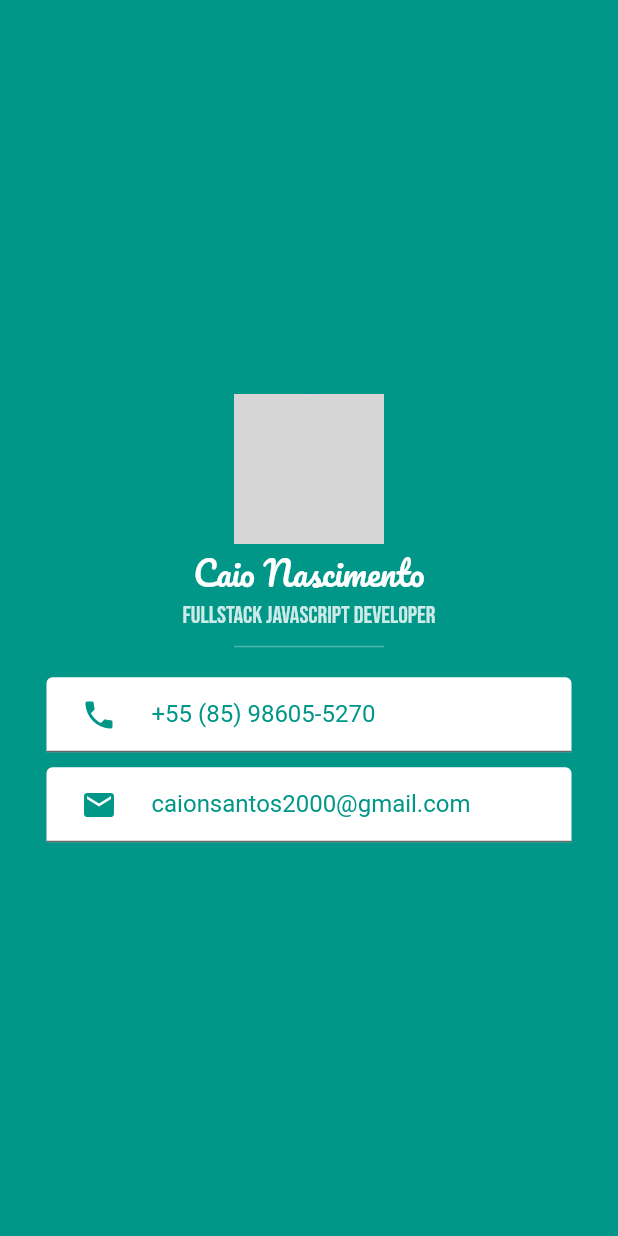
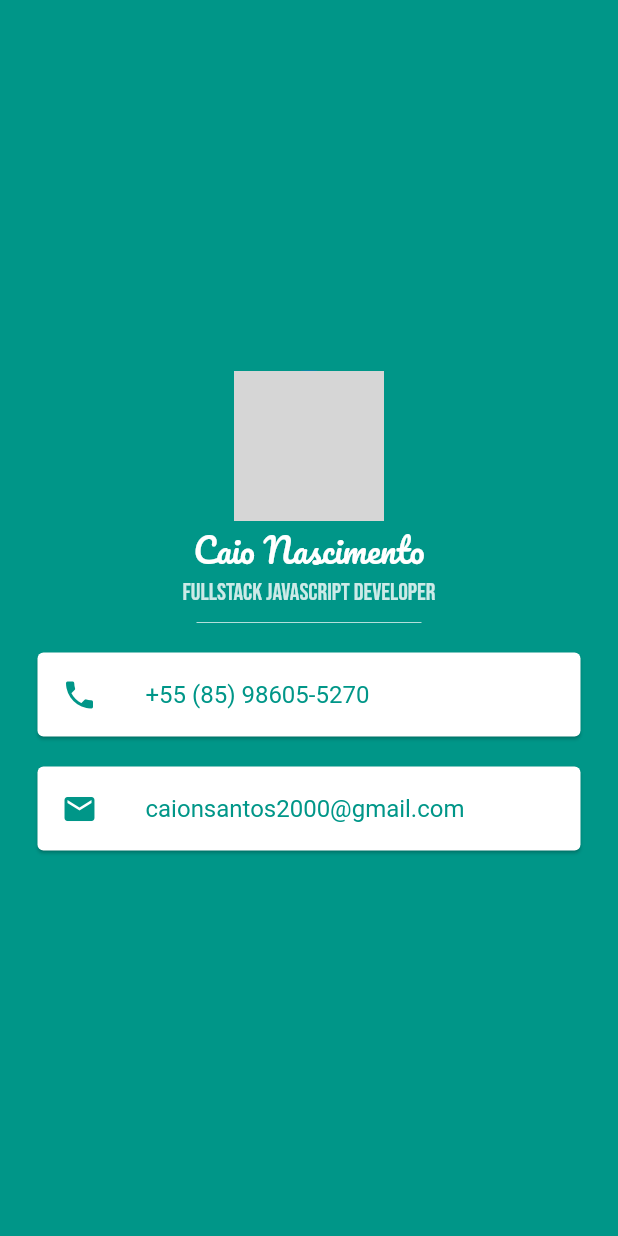
Before and after one commit to caions/my_card_flutter, a Flutter app: the screen it shows after launch, on a phone screen of 412 x 824 dp. Run offline on Flutter 3.47's test engine with Material 2 defaults, Android fonts, the phone set to English and light mode, and no system bars; network calls fail; grey boxes are pictures that could not be loaded.

Commit message:
refactor card widget

```diff
--- a/lib/main.dart
+++ b/lib/main.dart
@@ -12,15 +12,16 @@ class MyCard extends StatelessWidget {
   @override
   Widget build(BuildContext context) {
     return MaterialApp(
-      home: Scaffold(
+      home: SafeArea(
+        child: Scaffold(
           backgroundColor: Colors.teal,
           body: Column(
             mainAxisAlignment: MainAxisAlignment.center,
             children: [
               const CircleAvatar(
                 radius: 50,
-              backgroundImage:
-                  NetworkImage('https://avatars.githubusercontent.com/caions'),
+                backgroundImage: NetworkImage(
+                    'https://avatars.githubusercontent.com/caions'),
               ),
               const Text(
                 'Caio Nascimento',
@@ -32,43 +33,33 @@ class MyCard extends StatelessWidget {
                       color: Colors.white.withOpacity(0.8),
                       fontSize: 16,
                       fontFamily: 'BebasNeue')),
-            Center(
-              child: Container(
-                margin: const EdgeInsets.only(top: 10, bottom: 10),
-                color: Colors.white.withOpacity(0.3),
-                width: 100,
-                height: 1,
+              SizedBox(
+                height: 20.0,
+                width: 150.0,
+                child: Divider(
+                  color: Colors.teal.shade100,
                 ),
               ),
-            Container(
-              margin: const EdgeInsets.only(top: 10, bottom: 10),
-              child: TextField(
-                readOnly: true,
-                decoration: InputDecoration(
-                  labelStyle: const TextStyle(color: Colors.teal),
-                  prefixIconConstraints: const BoxConstraints(minWidth: 70),
-                  constraints:
-                      const BoxConstraints(maxWidth: 350, maxHeight: 50),
-                  labelText: '+55 (85) 98605-5270',
-                  filled: true,
-                  fillColor: Colors.white,
-                  prefixIcon: phoneIcon,
+              Card(
+                margin:
+                    const EdgeInsets.symmetric(vertical: 10, horizontal: 25),
+                child: ListTile(
+                  leading: phoneIcon,
+                  textColor: Colors.teal,
+                  title: const Text('+55 (85) 98605-5270'),
                 ),
               ),
+              Card(
+                margin:
+                    const EdgeInsets.symmetric(vertical: 10, horizontal: 25),
+                child: ListTile(
+                  leading: mailIcon,
+                  textColor: Colors.teal,
+                  title: const Text('caionsantos2000@gmail.com'),
                 ),
-            TextField(
-              readOnly: true,
-              decoration: InputDecoration(
-                labelStyle: const TextStyle(color: Colors.teal),
-                prefixIconConstraints: const BoxConstraints(minWidth: 70),
-                constraints: const BoxConstraints(maxWidth: 350, maxHeight: 50),
-                labelText: 'caionsantos2000@gmail.com',
-                filled: true,
-                fillColor: Colors.white,
-                prefixIcon: mailIcon,
+              )
+            ],
           ),
-            ),
-          ],
         ),
       ),
     );
```
Lines whose indentation alone changed are shown as unchanged.
